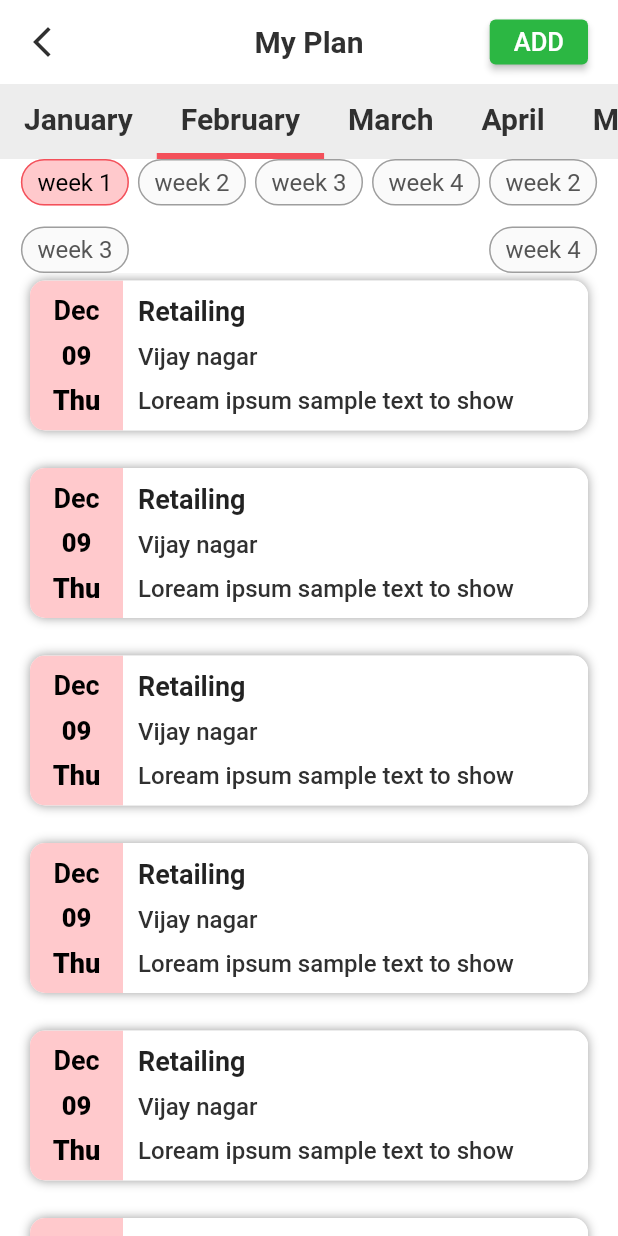
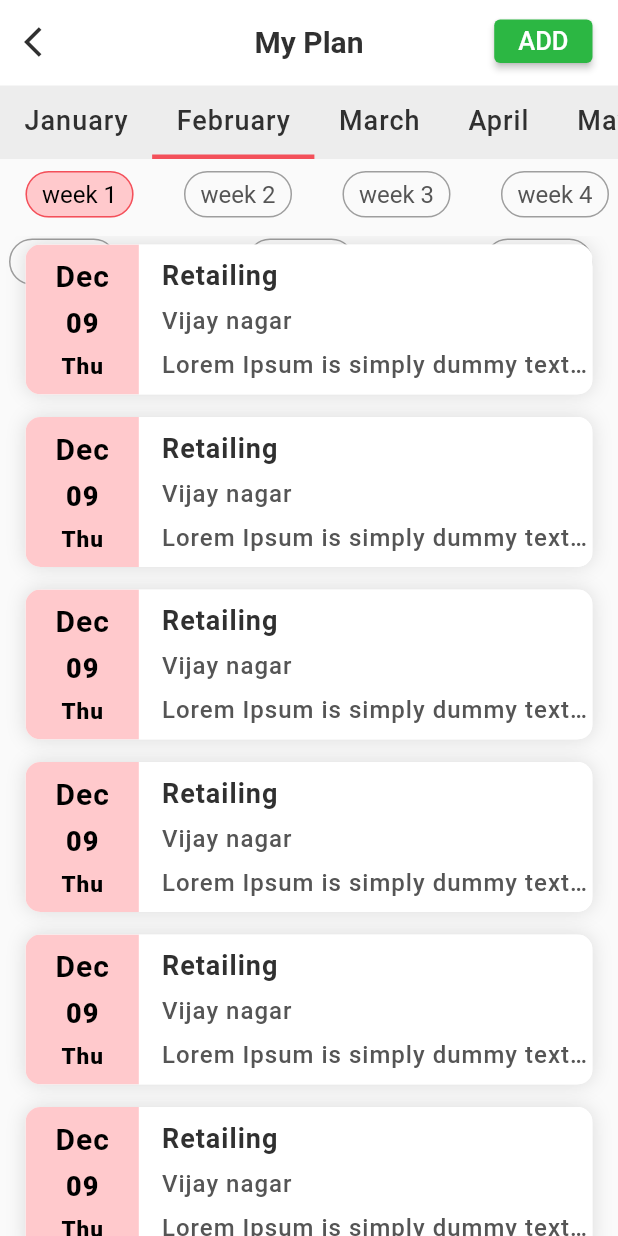
Before and after one commit to Pankajarya726/dms_sfa, a Flutter app: the MyPlan screen opened directly, on a phone screen of 412 x 824 dp. Run offline on Flutter 3.47's test engine with Material 2 defaults, Android fonts, the phone set to English and light mode, and no system bars; our stand-ins replace cached_network_image, dio, flutter_svg, flutter_tags_x, google_fonts, image_picker and 2 more; missing offline and left inert: kf_drawer; accounts and stored records are empty.

Commit message:
my plan design complete

```diff
--- a/lib/ui/my_plan/my_plan.dart
+++ b/lib/ui/my_plan/my_plan.dart
@@ -1,3 +1,4 @@
+import 'package:dms/ui/add_plan/add_plan_screen.dart';
 import 'package:dms/utils/colors.dart';
 import 'package:dms/utils/string_const.dart';
 import 'package:flutter/material.dart';
@@ -12,7 +13,7 @@ class MyPlan extends StatefulWidget {
 }
 
 class _MyPlanState extends State<MyPlan> {
-  List<String> montsName = [
+  List<String> monthsName = [
     january,
     february,
     march,
@@ -33,55 +34,45 @@ class _MyPlanState extends State<MyPlan> {
     "week 2",
     "week 3",
     "week 4",
-    "week 2",
-    "week 3",
-    "week 4",
+    "week 5",
+    "week 6",
+    "week 7",
   ];
-  DateTime dateTime = DateTime.now();
+  DateTime? dateTime;
+  String shortMonth = "";
+  String date = "";
+  String day = "";
+  String week = "";
+
+  @override
+  void initState() {
+    super.initState();
+  }
 
   @override
   Widget build(BuildContext context) {
-    var _tabBar = const TabBar(
-      indicatorWeight: 4,
+    var _tabBar = TabBar(
+      indicatorWeight: 3,
       isScrollable: true,
       indicatorColor: MColor.tabIndicatorColor,
       unselectedLabelColor: MColor.backButton,
       labelColor: MColor.backButton,
-      labelStyle: TextStyle(
-        fontSize: 20,
-        fontWeight: FontWeight.bold,
+      labelStyle: const TextStyle(
+        fontSize: 18,
+        letterSpacing: 0.67,
+        fontWeight: FontWeight.w500,
       ),
-      tabs: [
-        Tab(
-          text: january,
-        ),
-        Tab(
-          text: february,
-        ),
-        Tab(
-          text: march,
-        ),
-        Tab(
-          text: april,
-        ),
-        Tab(
-          text: may,
-        ),
-        Tab(
-          text: june,
-        ),
-        Tab(
-          text: july,
-        ),
-        Tab(
-          text: august,
-        ),
-      ],
+      tabs: List.generate(8, (index) {
+        return Tab(
+          text: monthsName[index],
+        );
+      }),
     );
     return DefaultTabController(
       length: 8,
       initialIndex: 1,
       child: Scaffold(
+        backgroundColor: const Color(0xffFAFAFA),
         appBar: AppBar(
           title: const Text(
             myPlan,
@@ -96,19 +87,26 @@ class _MyPlanState extends State<MyPlan> {
               Navigator.pop(context);
             },
             icon: const Icon(
-              Icons.arrow_back_ios_new,
+              Icons.arrow_back_ios,
               color: MColor.backButton,
             ),
           ),
           actions: [
             Padding(
-              padding: const EdgeInsets.fromLTRB(20, 13, 20, 13),
+              padding: const EdgeInsets.fromLTRB(14, 13, 17, 14),
               child: ElevatedButton(
                 style: ButtonStyle(
                   backgroundColor:
                       MaterialStateProperty.all(MColor.colorSecondary),
                 ),
-                onPressed: () {},
+                onPressed: () {
+                  Navigator.push(
+                    context,
+                    MaterialPageRoute(
+                      builder: (context) => const AddPlanScreen(),
+                    ),
+                  );
+                },
                 child: const Text(
                   addCaps,
                   style: TextStyle(
@@ -129,16 +127,9 @@ class _MyPlanState extends State<MyPlan> {
           ),
         ),
         body: TabBarView(
-          children: [
-            tabsLayout(),
-            tabsLayout(),
-            tabsLayout(),
-            tabsLayout(),
-            tabsLayout(),
-            tabsLayout(),
-            tabsLayout(),
-            tabsLayout(),
-          ],
+          children: List.generate(8, (index) {
+            return tabsLayout();
+          }),
         ),
       ),
     );
@@ -147,24 +138,39 @@ class _MyPlanState extends State<MyPlan> {
   Widget tabsLayout() {
     return Column(
       children: [
-        Tags(
+        Container(
+          color: const Color(0xffFAFAFA),
+          padding: const EdgeInsets.fromLTRB(0, 8, 0, 8),
+          child: SizedBox(
+            height: 35,
+            width: MediaQuery.of(context).size.width,
+            child: Tags(
+              spacing: 0,
               itemCount: 7,
               alignment: WrapAlignment.spaceBetween,
               horizontalScroll: true,
               itemBuilder: (index) {
-            return ItemTags(
+                return Padding(
+                  padding: index == 0
+                      ? const EdgeInsets.fromLTRB(17, 0, 6, 0)
+                      : primaryTags.last == primaryTags[index]
+                          ? const EdgeInsets.fromLTRB(6, 0, 17, 0)
+                          : const EdgeInsets.fromLTRB(6, 0, 6, 0),
+                  child: ItemTags(
                     singleItem: true,
                     onPressed: (item) {
                       selectedPrimaryTag = item.title!;
                       setState(() {});
                     },
-              active: selectedPrimaryTag == primaryTags[index] ? true : false,
+                    active:
+                        selectedPrimaryTag == primaryTags[index] ? true : false,
                     title: primaryTags[index],
                     textActiveColor: Colors.black,
                     textColor: const Color(0xff555555),
                     elevation: 0,
                     textStyle: const TextStyle(fontSize: 16),
-              padding: const EdgeInsets.symmetric(vertical: 5, horizontal: 10),
+                    padding:
+                        const EdgeInsets.symmetric(vertical: 5, horizontal: 10),
                     index: index,
                     border: Border.all(
                         color: selectedPrimaryTag == primaryTags[index]
@@ -173,32 +179,52 @@ class _MyPlanState extends State<MyPlan> {
                     colorShowDuplicate: Colors.grey,
                     activeColor: const Color(0xFFFFC9CC),
                     color: const Color(0xffFAFAFA),
+                  ),
                 );
               },
             ),
+          ),
+        ),
         Expanded(
-          child: ListView.builder(
+          child: ListView.separated(
+              padding: const EdgeInsets.fromLTRB(17, 6, 17, 15),
+              separatorBuilder: (context, index) {
+                return const SizedBox(
+                  height: 15,
+                );
+              },
               itemCount: 7,
               itemBuilder: (context, index) {
-                return Padding(
-                  padding: const EdgeInsets.fromLTRB(20, 5, 20, 20),
-                  child: Container(
+                return Container(
                   decoration: BoxDecoration(
                     color: Colors.white,
                     borderRadius: BorderRadius.circular(10),
                     boxShadow: const [
                       BoxShadow(
-                          color: Colors.grey,
-                          blurRadius: 5,
+                        color: Colors.black12,
+                        blurRadius: 10,
                       ),
                     ],
                   ),
                   child: ClipRRect(
                     borderRadius: BorderRadius.circular(10),
+                    child: InkWell(
+                      onTap: () {
+                        showModalBottomSheet(
+                          backgroundColor: Colors.white,
+                          shape: RoundedRectangleBorder(
+                            borderRadius: BorderRadius.circular(20),
+                          ),
+                          context: context,
+                          builder: (context) {
+                            return const MyPlanBottomSheet();
+                          },
+                        );
+                      },
                       child: Row(
                         children: [
                           Expanded(
-                            flex: 1,
+                            flex: 2,
                             child: Container(
                               color: MColor.dateBoxColor,
                               height: 100,
@@ -209,24 +235,27 @@ class _MyPlanState extends State<MyPlan> {
                                   Text(
                                     DateFormat('MMM').format(DateTime.now()),
                                     style: const TextStyle(
+                                      letterSpacing: 0.67,
                                       color: Colors.black,
-                                      fontSize: 18,
+                                      fontSize: 20,
                                       fontWeight: FontWeight.bold,
                                     ),
                                   ),
                                   Text(
                                     DateFormat('dd').format(DateTime.now()),
                                     style: const TextStyle(
+                                      letterSpacing: 0.67,
                                       color: Colors.black,
-                                      fontSize: 17,
+                                      fontSize: 18,
                                       fontWeight: FontWeight.w900,
                                     ),
                                   ),
                                   Text(
                                     DateFormat('E').format(DateTime.now()),
                                     style: const TextStyle(
+                                      letterSpacing: 0.67,
                                       color: Colors.black,
-                                      fontSize: 18,
+                                      fontSize: 15,
                                       fontWeight: FontWeight.w900,
                                     ),
                                   ),
@@ -235,12 +264,12 @@ class _MyPlanState extends State<MyPlan> {
                             ),
                           ),
                           Expanded(
-                            flex: 5,
+                            flex: 8,
                             child: Container(
                               height: 100,
                               color: Colors.white,
                               child: Padding(
-                                padding: const EdgeInsets.only(left: 10),
+                                padding: const EdgeInsets.only(left: 15),
                                 child: Column(
                                   mainAxisAlignment:
                                       MainAxisAlignment.spaceEvenly,
@@ -250,26 +279,30 @@ class _MyPlanState extends State<MyPlan> {
                                       "Retailing",
                                       overflow: TextOverflow.ellipsis,
                                       style: TextStyle(
+                                        letterSpacing: 0.67,
                                         fontSize: 18,
                                         fontWeight: FontWeight.bold,
+                                        color: MColor.backButton,
                                       ),
                                     ),
                                     Text(
                                       "Vijay nagar",
                                       overflow: TextOverflow.ellipsis,
                                       style: TextStyle(
+                                        letterSpacing: 0.67,
                                         overflow: TextOverflow.ellipsis,
-                                        color: Color(0xff303030),
+                                        color: Color(0xff555555),
                                         fontSize: 16,
                                         fontWeight: FontWeight.w500,
                                       ),
                                     ),
                                     Text(
-                                      "Loream ipsum sample text to show",
+                                      loremIpsum,
                                       overflow: TextOverflow.ellipsis,
                                       style: TextStyle(
+                                        letterSpacing: 0.67,
                                         overflow: TextOverflow.ellipsis,
-                                        color: Color(0xff303030),
+                                        color: Color(0xff555555),
                                         fontSize: 16,
                                         fontWeight: FontWeight.w500,
                                       ),
@@ -289,4 +322,101 @@ class _MyPlanState extends State<MyPlan> {
       ],
     );
   }
+
+  // void getDateAndTime() {
+  //   // (DateTime(dateTime!.year, dateTime!.month, dateTime!.day - 1))
+  //   int currentMonth = int.parse(DateFormat("M").format(DateTime.now()));
+  //   List<String> month = ["", "", "", "", "", "", "", ""];
+  //   for (int i = currentMonth - 1; i <= currentMonth; i++) {
+  //     month[i] = (DateFormat("M").format(DateTime.now())).toString();
+  //     print("months = $currentMonth");
+  //   }
+  // }
 }
+
+class MyPlanBottomSheet extends StatefulWidget {
+  const MyPlanBottomSheet({Key? key}) : super(key: key);
+
+  @override
+  _MyPlanBottomSheetState createState() => _MyPlanBottomSheetState();
+}
+
+class _MyPlanBottomSheetState extends State<MyPlanBottomSheet> {
+  @override
+  Widget build(BuildContext context) {
+    return IntrinsicHeight(
+      child: Container(
+        width: MediaQuery.of(context).size.width,
+        decoration: const BoxDecoration(
+          color: Colors.white,
+          borderRadius: BorderRadius.only(
+            topLeft: Radius.circular(20.0),
+            topRight: Radius.circular(20.0),
+          ),
+        ),
+        child: Padding(
+          padding: const EdgeInsets.fromLTRB(20, 12, 20, 20),
+          child: Column(
+            crossAxisAlignment: CrossAxisAlignment.start,
+            children: const [
+              SizedBox(
+                height: 10,
+              ),
+              Text(
+                "Info",
+                textAlign: TextAlign.left,
+                style: TextStyle(
+                  color: Colors.red,
+                  fontSize: 21,
+                  fontWeight: FontWeight.w600,
+                ),
+              ),
+              SizedBox(
+                height: 15,
+              ),
+              Text(
+                "Retailing",
+                overflow: TextOverflow.ellipsis,
+                style: TextStyle(
+                  letterSpacing: 0.67,
+                  fontSize: 18,
+                  fontWeight: FontWeight.bold,
+                  color: MColor.backButton,
+                ),
+              ),
+              SizedBox(
+                height: 10,
+              ),
+              Text(
+                "Vijay nagar",
+                overflow: TextOverflow.ellipsis,
+                style: TextStyle(
+                  letterSpacing: 0.67,
+                  overflow: TextOverflow.ellipsis,
+                  color: Color(0xff555555),
+                  fontSize: 16,
+                  fontWeight: FontWeight.w500,
+                ),
+              ),
+              SizedBox(
+                height: 10,
+              ),
+              Text(
+                loremIpsum,
+                style: TextStyle(
+                  letterSpacing: 0.67,
+                  color: Color(0xff555555),
+                  fontSize: 16,
+                  fontWeight: FontWeight.w500,
+                ),
+              ),
+              SizedBox(
+                height: 10,
+              ),
+            ],
+          ),
+        ),
+      ),
+    );
+  }
+}
--- a/lib/utils/string_const.dart
+++ b/lib/utils/string_const.dart
@@ -27,3 +27,5 @@ const writeYourRemark = "Write Your Remark";
 const getMeeting = "Get Meeting";
 const selfie = "Selfie";
 const confirm = "CONFIRM";
+const loremIpsum =
+    "Lorem Ipsum is simply dummy text of the printing and typesetting industry. Lorem Ipsum has been the industry's standard dummy text";
```
Lines whose indentation alone changed are shown as unchanged.
